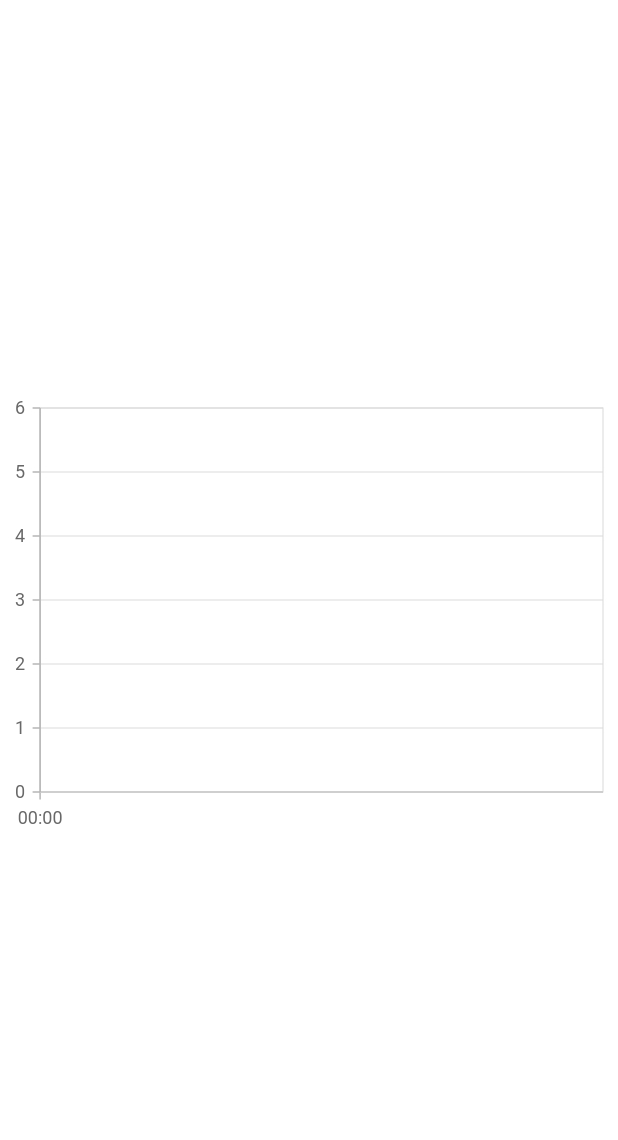
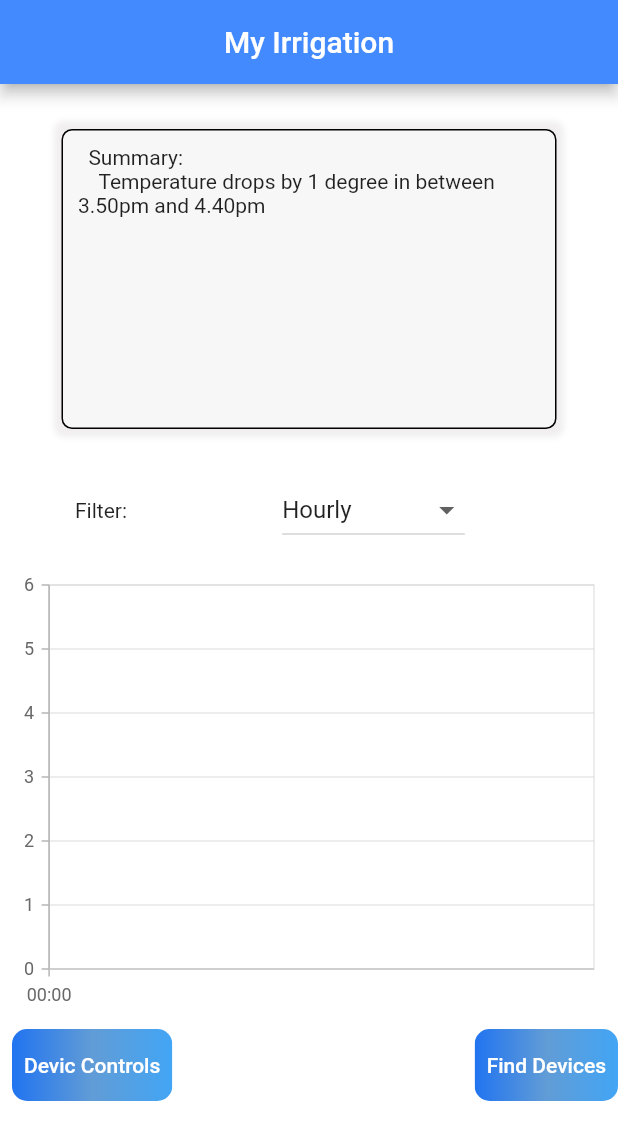
Before and after one commit to siddh34/autoirrigation, a Flutter app: the screen it shows after launch, on a phone screen of 412 x 824 dp. Shown: the top 1140 px of the screen. Run offline on Flutter 3.47's test engine with Material 2 defaults, Android fonts, the phone set to English and light mode, and no system bars; our stand-ins replace firebase_core, firebase_database, syncfusion_flutter_charts; accounts and stored records are empty.

Commit message:
"Completed User Screen UI"

```diff
--- a/lib/Screens/LoginScreen.dart
+++ b/lib/Screens/LoginScreen.dart
@@ -0,0 +1,15 @@
+import 'package:flutter/cupertino.dart';
+
+class LoginScreen extends StatefulWidget {
+  const LoginScreen({super.key});
+
+  @override
+  State<LoginScreen> createState() => _LoginScreenState();
+}
+
+class _LoginScreenState extends State<LoginScreen> {
+  @override
+  Widget build(BuildContext context) {
+    return Container();
+  }
+}
--- a/lib/Screens/UserScreen.dart
+++ b/lib/Screens/UserScreen.dart
@@ -1,7 +1,8 @@
 import 'package:flutter/material.dart';
 import 'package:myirrigation/Utilities/DataManager.dart';
 import 'package:myirrigation/Utilities/Graphdata.dart';
-import 'package:syncfusion_flutter_charts/charts.dart';
+
+import '../Utilities/LineChart.dart';
 
 class UserScreen extends StatefulWidget {
   @override
@@ -11,52 +12,163 @@ class UserScreen extends StatefulWidget {
 class _UserScreenState extends State<UserScreen> {
   // functions and variables
   DataManager myDataManager = new DataManager();
-  // // List<GraphData> data = [];
 
-  // @override
-  // void initState() {
-  //   // getting the data
-
-  //   // getData();
-
-  //   super.initState();
-  // }
-
-  // void getData() async {
-  //   data = await myDataManager.getData();
-  //   print(data.length);
-  // }
+  var filterConditions = [
+    'Hourly',
+    'After 7 days',
+    'After a month',
+    'After 14 days'
+  ];
 
   @override
   Widget build(BuildContext context) {
     return Scaffold(
       backgroundColor: Color.fromARGB(255, 255, 255, 255),
-      body: FutureBuilder<List<GraphData>>(
+      appBar: AppBar(
+        centerTitle: true,
+        title: Text(
+          "My Irrigation",
+        ),
+        backgroundColor: Colors.blueAccent,
+      ),
+      body: SafeArea(
+        child: Column(
+          children: [
+            SizedBox(
+              height: 30,
+            ),
+            Container(
+              padding: EdgeInsets.all(10),
+              child: Text(
+                  '\t\tSummary: \n\t  \tTemperature drops by 1 degree in between 3.50pm and 4.40pm'),
+              width: 330,
+              height: 200,
+              decoration: BoxDecoration(
+                color: Color.fromARGB(135, 255, 255, 255),
+                border: Border.all(color: Colors.black, width: 1),
+                borderRadius: BorderRadius.all(Radius.circular(7)),
+                boxShadow: [
+                  BoxShadow(
+                    color: Color.fromARGB(255, 182, 171, 171).withOpacity(0.2),
+                    spreadRadius: 5,
+                    blurRadius: 3,
+                  )
+                ],
+              ),
+            ),
+            SizedBox(
+              height: 30,
+            ),
+            Row(
+              children: [
+                Padding(
+                  padding: EdgeInsets.only(left: 50),
+                  child: Text("Filter: "),
+                ),
+                Padding(
+                  padding: EdgeInsets.only(left: 100),
+                  child: DropdownButton(
+                    value: filterConditions[0],
+                    items: filterConditions.map((String items) {
+                      return DropdownMenuItem(
+                        value: items,
+                        child: Text(items),
+                      );
+                    }).toList(),
+                    onChanged: (String? val) {},
+                  ),
+                ),
+              ],
+            ),
+            SizedBox(
+              height: 10,
+            ),
+            FutureBuilder<List<GraphData>>(
                 future: myDataManager.getData(),
                 builder: (context, snapshot) {
                   if (snapshot.hasData) {
                     var data = snapshot.data!;
-              return SafeArea(
-                child: Column(
+                    return Column(
                       mainAxisAlignment: MainAxisAlignment.spaceAround,
                       crossAxisAlignment: CrossAxisAlignment.center,
                       children: [
-                    SfCartesianChart(
-                      primaryXAxis: DateTimeAxis(),
-                      series: <ChartSeries>[
-                        LineSeries<GraphData, DateTime>(
-                            dataSource: data,
-                            xValueMapper: (GraphData GD, _) => GD.datetime,
-                            yValueMapper: (GraphData GD, _) => GD.temp)
-                      ],
+                        Container(
+                          padding: EdgeInsets.all(6),
+                          child: CartesianLineChart(data: data),
                         ),
                       ],
-                ),
                     );
                   } else {
                     return Center(child: CircularProgressIndicator());
                   }
                 }),
+            Row(
+              mainAxisAlignment: MainAxisAlignment.spaceBetween,
+              children: [
+              Padding(
+                padding: EdgeInsets.only(left: 8),
+                child: ClipRRect(
+                  borderRadius: BorderRadius.all(Radius.circular(10)),
+                  child: Stack(
+                    children: [
+                      Positioned.fill(
+                        child: Container(
+                          decoration: BoxDecoration(
+                              gradient: LinearGradient(colors: <Color>[
+                            Color.fromARGB(255, 33, 116, 241),
+                            Color.fromARGB(255, 97, 156, 214),
+                            Color(0xFF42A5F5),
+                          ])),
+                        ),
+                      ),
+                      TextButton(
+                          onPressed: () {
+                            // TODO: press to open UI
+                          },
+                          child: Text(
+                            "Devic Controls",
+                            style: TextStyle(
+                              color: Colors.white,
+                            ),
+                          )),
+                    ],
+                  ),
+                ),
+              ),
+              Padding(
+                padding: const EdgeInsets.only(left:8.0),
+                child: ClipRRect(
+                  borderRadius: BorderRadius.all(Radius.circular(10)),
+                  child: Stack(
+                    children: [
+                      Positioned.fill(
+                        child: Container(
+                          decoration: BoxDecoration(
+                              gradient: LinearGradient(colors: <Color>[
+                            Color.fromARGB(255, 33, 116, 241),
+                            Color.fromARGB(255, 97, 156, 214),
+                            Color(0xFF42A5F5),
+                          ])),
+                        ),
+                      ),
+                      TextButton(
+                          onPressed: () {
+                            // TODO: press to open UI
+                          },
+                          child: Text(
+                            "Find Devices",
+                            style: TextStyle(
+                              color: Colors.white,
+                            ),
+                          )),
+                    ],
+                  ),
+                ),
+              ),
+            ])
+          ],
+        ),
+      ),
     );
   }
 }
--- a/lib/Utilities/DataManager.dart
+++ b/lib/Utilities/DataManager.dart
@@ -1,7 +1,6 @@
 import 'package:firebase_database/firebase_database.dart';
 import 'package:firebase_core/firebase_core.dart';
 import 'package:myirrigation/Utilities/Graphdata.dart';
-// import 'dart:convert';
 
 class DataManager {
   // function or variables
@@ -22,18 +21,11 @@ class DataManager {
       if (snapshot.exists) {
         //Return list of children as Map<String,dynamic>
         dataList = snapshot.children.map((e) => e.value as Map).toList();
-
-        // for debugging
-        // print(dataList[0]['humidity']);
-
         for (var i in dataList) {
           useableGraphData.add(GraphData.fromJson(i));
         }
-
-        // for debugging
-        // print(useableGraphData[0].humidity);
-
-      } else {
+      }
+      else {
         print("Data not found");
       }
     } catch (e) {
--- /dev/null
+++ b/lib/Utilities/LineChart.dart
@@ -0,0 +1,30 @@
+import 'package:flutter/cupertino.dart';
+import 'package:myirrigation/Utilities/Graphdata.dart';
+import 'package:syncfusion_flutter_charts/charts.dart';
+
+class CartesianLineChart extends StatefulWidget {
+  const CartesianLineChart({
+    Key? key,
+    required this.data,
+  }) : super(key: key);
+
+  final List<GraphData> data;
+
+  @override
+  State<CartesianLineChart> createState() => _CartesianLineChartState();
+}
+
+class _CartesianLineChartState extends State<CartesianLineChart> {
+  @override
+  Widget build(BuildContext context) {
+    return SfCartesianChart(
+      primaryXAxis: DateTimeAxis(),
+      series: <ChartSeries>[
+        LineSeries<GraphData, DateTime>(
+            dataSource: widget.data,
+            xValueMapper: (GraphData GD, _) => GD.datetime,
+            yValueMapper: (GraphData GD, _) => GD.temp)
+      ],
+    );
+  }
+}
```
Also changed, not shown: lib/Screens/DeviceControlScreen.dart (added), lib/Screens/FindDeviceScreen.dart (added). Lines whose indentation alone changed are shown as unchanged.
